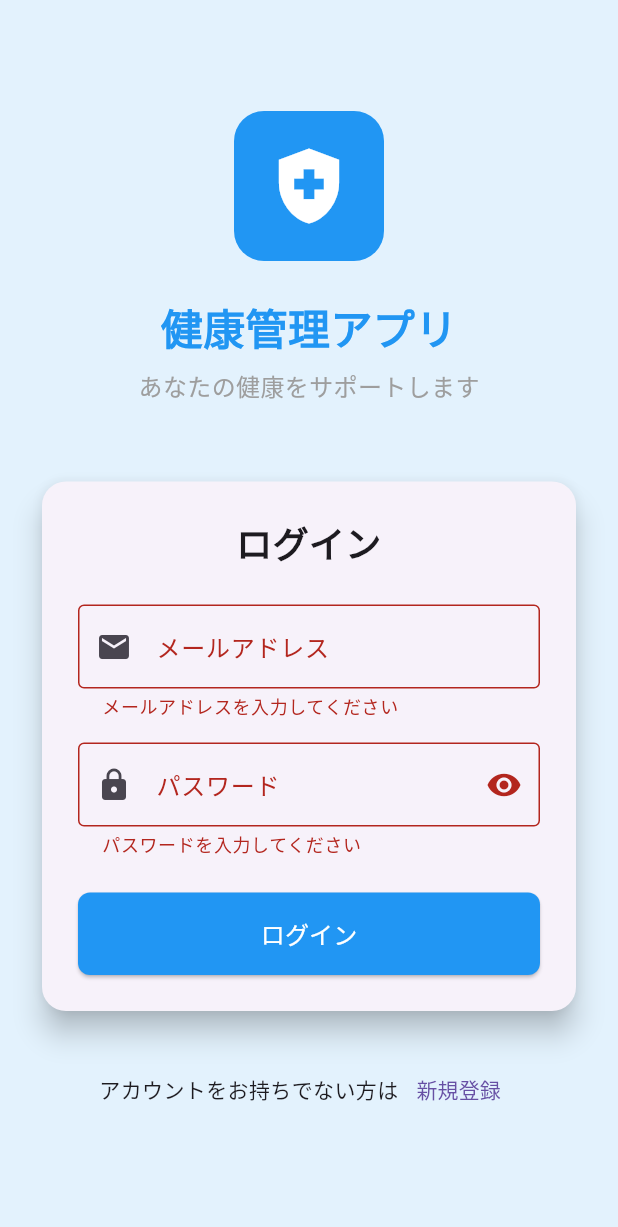
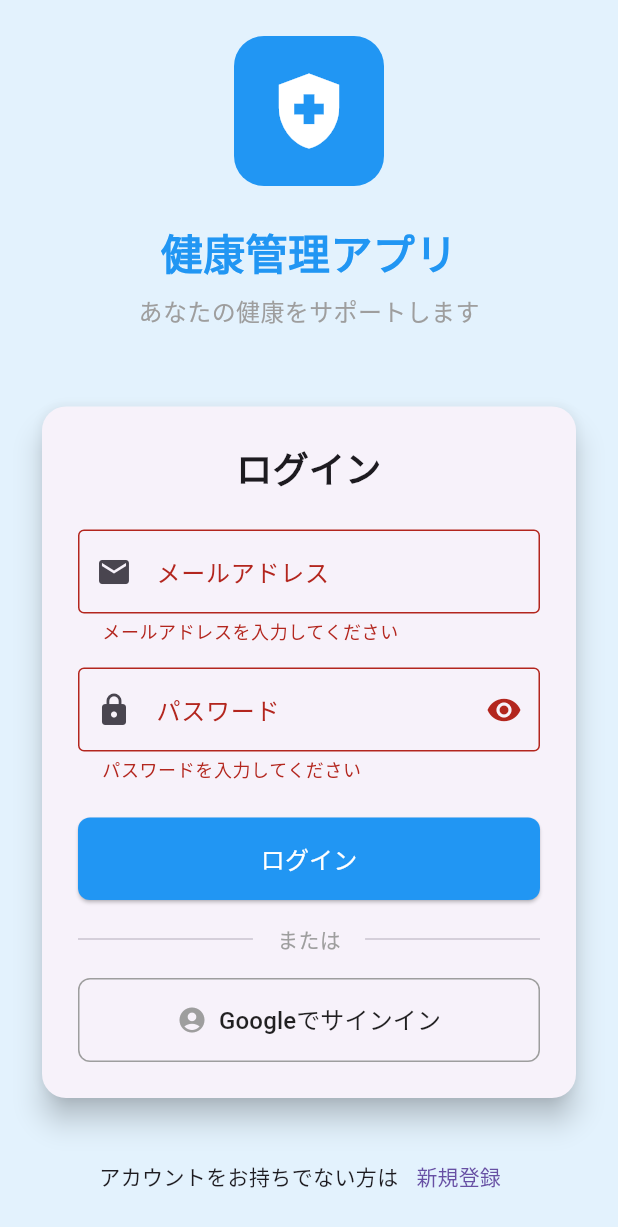
Before and after one commit to fukashin/helth_mobile, a Flutter app: the screen it shows after launch, after a tap on "ログイン", on a phone screen of 412 x 824 dp. Shown: the top 1227 px of the screen. Run offline on Flutter 3.47's test engine with Material 3 defaults, Android fonts, the phone set to English and light mode, and no system bars; our stand-ins replace font_awesome_flutter, google_sign_in, shared_preferences; network calls fail; Roboto replaces fonts that are missing (NotoSansJP).

Commit message:
add:google認証仮完成

```diff
--- a/lib/providers/auth_provider.dart
+++ b/lib/providers/auth_provider.dart
@@ -1,6 +1,8 @@
 import 'package:flutter/material.dart';
 import 'package:shared_preferences/shared_preferences.dart';
 import '../services/api_service.dart';
+import '../services/google_sign_in_service.dart';
+import 'package:google_sign_in/google_sign_in.dart';
 
 /// 認証状態管理プロバイダー
 ///
@@ -79,26 +81,60 @@ class AuthProvider with ChangeNotifier {
   ///
   /// SharedPreferencesから認証トークンを読み込み、
   /// トークンが存在する場合はユーザー情報も取得します。
+  /// また、Google Sign-Inのサイレントサインインも試行します。
   Future<void> _loadAuthState() async {
     try {
       _debugLog('認証状態読み込み開始');
       final prefs = await SharedPreferences.getInstance();
       _token = prefs.getString('auth_token');
       _userId = prefs.getInt('user_id');
+      final String? authProvider = prefs.getString('auth_provider');
+
       if (_token != null) {
         _isAuthenticated = true;
-        _debugLog('保存されたトークンを発見', details: 'ユーザー情報を取得します');
-        // ユーザー情報を取得
-        try {
-          await _loadUserInfo();
-        } catch (e) {
-          _debugLog('ユーザー情報取得エラー', error: e.toString(), details: 'トークンは保持したまま続行します');
-          // ユーザー情報取得に失敗しても、トークンがあれば認証状態を維持
-          _isAuthenticated = true;
+        _debugLog('保存されたトークンを発見', details: 'プロバイダー: $authProvider');
+
+        // 認証プロバイダーに応じて処理を分岐
+        if (authProvider == 'google') {
+          // Google Sign-Inの場合はサイレントサインインを試行
+          try {
+            final success = await signInWithGoogleSilently();
+            if (!success) {
+              _debugLog('Google サイレントサインイン失敗', details: '保存されたトークンを使用');
+              // サイレントサインインに失敗した場合は保存されたトークンを使用
+              _isAuthenticated = true;
+            }
+          } catch (e) {
+            _debugLog('Google サイレントサインインエラー', error: e.toString());
+            _isAuthenticated = true;
+          }
+        } else {
+          // 通常のログインの場合はAPIからユーザー情報を取得
+          try {
+            await _loadUserInfo();
+          } catch (e) {
+            _debugLog(
+              'ユーザー情報取得エラー',
+              error: e.toString(),
+              details: 'トークンは保持したまま続行します',
+            );
+            // ユーザー情報取得に失敗しても、トークンがあれば認証状態を維持
+            _isAuthenticated = true;
+          }
         }
       } else {
-        _debugLog('保存されたトークンなし', details: '未認証状態で開始');
+        // 保存されたトークンがない場合もGoogle Sign-Inのサイレントサインインを試行
+        _debugLog('保存されたトークンなし', details: 'Google サイレントサインインを試行');
+        try {
+          final success = await signInWithGoogleSilently();
+          if (!success) {
+            _debugLog('Google サイレントサインイン失敗', details: '未認証状態で開始');
+          }
+        } catch (e) {
+          _debugLog('Google サイレントサインインエラー', error: e.toString());
+        }
       }
+
       // 初期化完了フラグをセット
       _isInitialized = true;
       notifyListeners();
@@ -163,6 +199,7 @@ class AuthProvider with ChangeNotifier {
       // トークンとユーザーIDを保存
       final prefs = await SharedPreferences.getInstance();
       await prefs.setString('auth_token', _token!);
+      await prefs.setString('auth_provider', 'email');
       if (_userId != null) {
         await prefs.setInt('user_id', _userId!);
         _debugLog('ユーザーID保存', details: 'ユーザーID: $_userId');
@@ -212,6 +249,7 @@ class AuthProvider with ChangeNotifier {
         // トークンとユーザーIDを保存
         final prefs = await SharedPreferences.getInstance();
         await prefs.setString('auth_token', _token!);
+        await prefs.setString('auth_provider', 'email');
         if (_userId != null) {
           await prefs.setInt('user_id', _userId!);
           _debugLog('ユーザーID保存', details: 'ユーザーID: $_userId');
@@ -235,21 +273,145 @@ class AuthProvider with ChangeNotifier {
     }
   }
 
+  /// Google Sign-Inでログイン処理を行うメソッド
+  ///
+  /// Googleアカウントを使用してサインインします。
+  /// 成功時はtrueを、失敗時はfalseを返します。
+  Future<bool> signInWithGoogle() async {
+    _debugLog('Google Sign-In開始');
+    _isLoading = true;
+    notifyListeners();
+
+    try {
+      // Google Sign-Inを実行
+      final GoogleSignInAccount? googleUser =
+          await GoogleSignInService.signIn();
+
+      if (googleUser == null) {
+        _debugLog('Google Sign-In キャンセル', details: 'ユーザーがサインインをキャンセルしました');
+        _isLoading = false;
+        notifyListeners();
+        return false;
+      }
+
+      // IDトークンを取得
+      final String? idToken = await GoogleSignInService.getIdToken();
+
+      if (idToken == null) {
+        _debugLog('Google IDトークン取得失敗');
+        _isLoading = false;
+        notifyListeners();
+        return false;
+      }
+
+      // ここでサーバーにIDトークンを送信して認証を行う
+      // 現在はテスト実装として、Googleアカウント情報を直接使用
+      _token = idToken; // 実際の実装では、サーバーから取得したトークンを使用
+      _user = {
+        'id': googleUser.id,
+        'email': googleUser.email,
+        'name': googleUser.displayName ?? 'Unknown',
+        'photoUrl': googleUser.photoUrl,
+        'provider': 'google',
+      };
+      _userId = googleUser.id.hashCode; // 実際の実装では、サーバーから取得したユーザーIDを使用
+      _isAuthenticated = true;
+
+      // トークンとユーザーIDを保存
+      final prefs = await SharedPreferences.getInstance();
+      await prefs.setString('auth_token', _token!);
+      await prefs.setInt('user_id', _userId!);
+      await prefs.setString('auth_provider', 'google');
+
+      _isLoading = false;
+      notifyListeners();
+      _debugLog('Google Sign-In成功', details: 'ユーザー: ${googleUser.email}');
+      return true;
+    } catch (e) {
+      _isLoading = false;
+      notifyListeners();
+      _debugLog('Google Sign-Inエラー', error: e.toString());
+      return false;
+    }
+  }
+
+  /// サイレントGoogle Sign-Inを試行するメソッド
+  ///
+  /// 以前にGoogleでサインインしたことがある場合、
+  /// ユーザーの操作なしで自動的にサインインを試行します。
+  Future<bool> signInWithGoogleSilently() async {
+    _debugLog('Google サイレントサインイン開始');
+
+    try {
+      final GoogleSignInAccount? googleUser =
+          await GoogleSignInService.signInSilently();
+
+      if (googleUser == null) {
+        _debugLog('Google サイレントサインイン失敗', details: '以前のサインイン情報なし');
+        return false;
+      }
+
+      // IDトークンを取得
+      final String? idToken = await GoogleSignInService.getIdToken();
+
+      if (idToken == null) {
+        _debugLog('Google IDトークン取得失敗（サイレント）');
+        return false;
+      }
+
+      // 認証状態を設定
+      _token = idToken;
+      _user = {
+        'id': googleUser.id,
+        'email': googleUser.email,
+        'name': googleUser.displayName ?? 'Unknown',
+        'photoUrl': googleUser.photoUrl,
+        'provider': 'google',
+      };
+      _userId = googleUser.id.hashCode;
+      _isAuthenticated = true;
+
+      // トークンとユーザーIDを保存
+      final prefs = await SharedPreferences.getInstance();
+      await prefs.setString('auth_token', _token!);
+      await prefs.setInt('user_id', _userId!);
+      await prefs.setString('auth_provider', 'google');
+
+      notifyListeners();
+      _debugLog('Google サイレントサインイン成功', details: 'ユーザー: ${googleUser.email}');
+      return true;
+    } catch (e) {
+      _debugLog('Google サイレントサインインエラー', error: e.toString());
+      return false;
+    }
+  }
+
   /// ログアウト処理を行うメソッド
   ///
   /// 認証状態をクリアし、保存されたトークンを削除します。
+  /// Google Sign-Inの場合はGoogleからもサインアウトします。
   Future<void> logout() async {
     _debugLog('ログアウト開始');
     try {
+      // 保存された認証プロバイダーを確認
+      final prefs = await SharedPreferences.getInstance();
+      final String? authProvider = prefs.getString('auth_provider');
+
+      // Google Sign-Inの場合はGoogleからもサインアウト
+      if (authProvider == 'google') {
+        await GoogleSignInService.signOut();
+        _debugLog('Google Sign-Outも実行');
+      }
+
       _isAuthenticated = false;
       _token = null;
       _user = null;
       _userId = null;
 
       // 保存されたトークンとユーザーIDを削除
-      final prefs = await SharedPreferences.getInstance();
       await prefs.remove('auth_token');
       await prefs.remove('user_id');
+      await prefs.remove('auth_provider');
 
       notifyListeners();
       _debugLog('ログアウト完了', details: 'トークン、ユーザー情報、ユーザーIDを削除しました');
@@ -258,4 +420,15 @@ class AuthProvider with ChangeNotifier {
       notifyListeners();
     }
   }
+
+  /// 現在の認証プロバイダーを取得
+  ///
+  /// 'email' または 'google' を返します。
+  Future<String?> getAuthProvider() async {
+    final prefs = await SharedPreferences.getInstance();
+    return prefs.getString('auth_provider');
+  }
+
+  /// Google Sign-Inでサインインしているかどうかを確認
+  bool get isGoogleSignedIn => GoogleSignInService.isSignedIn;
 }
--- a/lib/screens/login_screen.dart
+++ b/lib/screens/login_screen.dart
@@ -43,6 +43,21 @@ class _LoginScreenState extends State<LoginScreen> {
     }
   }
 
+  Future<void> _signInWithGoogle() async {
+    final authProvider = Provider.of<AuthProvider>(context, listen: false);
+
+    final success = await authProvider.signInWithGoogle();
+
+    if (!success && mounted) {
+      ScaffoldMessenger.of(context).showSnackBar(
+        const SnackBar(
+          content: Text('Googleサインインに失敗しました。もう一度お試しください。'),
+          backgroundColor: Colors.red,
+        ),
+      );
+    }
+  }
+
   @override
   Widget build(BuildContext context) {
     return Scaffold(
@@ -79,10 +94,7 @@ class _LoginScreenState extends State<LoginScreen> {
                 const SizedBox(height: 8),
                 const Text(
                   'あなたの健康をサポートします',
-                  style: TextStyle(
-                    fontSize: 16,
-                    color: Colors.grey,
-                  ),
+                  style: TextStyle(fontSize: 16, color: Colors.grey),
                 ),
                 const SizedBox(height: 48),
 
@@ -167,9 +179,13 @@ class _LoginScreenState extends State<LoginScreen> {
                           Consumer<AuthProvider>(
                             builder: (context, authProvider, child) {
                               return ElevatedButton(
-                                onPressed: authProvider.isLoading ? null : _login,
+                                onPressed: authProvider.isLoading
+                                    ? null
+                                    : _login,
                                 style: ElevatedButton.styleFrom(
-                                  padding: const EdgeInsets.symmetric(vertical: 16),
+                                  padding: const EdgeInsets.symmetric(
+                                    vertical: 16,
+                                  ),
                                   shape: RoundedRectangleBorder(
                                     borderRadius: BorderRadius.circular(8),
                                   ),
@@ -180,13 +196,81 @@ class _LoginScreenState extends State<LoginScreen> {
                                         width: 20,
                                         child: CircularProgressIndicator(
                                           strokeWidth: 2,
-                                          valueColor: AlwaysStoppedAnimation<Color>(Colors.white),
+                                          valueColor:
+                                              AlwaysStoppedAnimation<Color>(
+                                                Colors.white,
+                                              ),
                                         ),
                                       )
                                     : const Text(
                                         'ログイン',
                                         style: TextStyle(fontSize: 16),
                                       ),
+                              );
+                            },
+                          ),
+                          const SizedBox(height: 16),
+
+                          // 区切り線
+                          const Row(
+                            children: [
+                              Expanded(child: Divider()),
+                              Padding(
+                                padding: EdgeInsets.symmetric(horizontal: 16),
+                                child: Text(
+                                  'または',
+                                  style: TextStyle(color: Colors.grey),
+                                ),
+                              ),
+                              Expanded(child: Divider()),
+                            ],
+                          ),
+                          const SizedBox(height: 16),
+
+                          // Google Sign-Inボタン
+                          Consumer<AuthProvider>(
+                            builder: (context, authProvider, child) {
+                              return OutlinedButton.icon(
+                                onPressed: authProvider.isLoading
+                                    ? null
+                                    : _signInWithGoogle,
+                                style: OutlinedButton.styleFrom(
+                                  padding: const EdgeInsets.symmetric(
+                                    vertical: 16,
+                                  ),
+                                  shape: RoundedRectangleBorder(
+                                    borderRadius: BorderRadius.circular(8),
+                                  ),
+                                  side: const BorderSide(color: Colors.grey),
+                                ),
+                                icon: authProvider.isLoading
+                                    ? const SizedBox(
+                                        height: 20,
+                                        width: 20,
+                                        child: CircularProgressIndicator(
+                                          strokeWidth: 2,
+                                        ),
+                                      )
+                                    : Image.network(
+                                        'https://developers.google.com/identity/images/g-logo.png',
+                                        height: 20,
+                                        width: 20,
+                                        errorBuilder:
+                                            (context, error, stackTrace) {
+                                              return const Icon(
+                                                Icons.account_circle,
+                                                size: 20,
+                                                color: Colors.grey,
+                                              );
+                                            },
+                                      ),
+                                label: const Text(
+                                  'Googleでサインイン',
+                                  style: TextStyle(
+                                    fontSize: 16,
+                                    color: Colors.black87,
+                                  ),
+                                ),
                               );
                             },
                           ),
--- /dev/null
+++ b/lib/services/google_sign_in_service.dart
@@ -0,0 +1,152 @@
+import 'package:google_sign_in/google_sign_in.dart';
+import 'package:flutter/foundation.dart';
+
+/// Google Sign-Inサービス
+///
+/// Googleアカウントを使用したSSO認証機能を提供します。
+/// サインイン、サインアウト、現在のユーザー情報取得などの機能があります。
+class GoogleSignInService {
+  /// Google Sign-Inのインスタンス
+  static final GoogleSignIn _googleSignIn = GoogleSignIn(
+    // 必要に応じてスコープを追加
+    scopes: ['email', 'profile'],
+  );
+
+  /// 現在のGoogleアカウントユーザーを取得
+  static GoogleSignInAccount? get currentUser => _googleSignIn.currentUser;
+
+  /// Googleアカウントでサインインを実行
+  ///
+  /// 成功時は[GoogleSignInAccount]を返し、失敗時はnullを返します。
+  /// キャンセルされた場合もnullを返します。
+  static Future<GoogleSignInAccount?> signIn() async {
+    try {
+      debugPrint('Google Sign-In開始');
+      final GoogleSignInAccount? account = await _googleSignIn.signIn();
+
+      if (account != null) {
+        debugPrint('Google Sign-In成功: ${account.email}');
+        return account;
+      } else {
+        debugPrint('Google Sign-Inがキャンセルされました');
+        return null;
+      }
+    } catch (error) {
+      debugPrint('Google Sign-Inエラー: $error');
+      return null;
+    }
+  }
+
+  /// Googleアカウントからサインアウト
+  ///
+  /// ローカルの認証状態をクリアします。
+  static Future<void> signOut() async {
+    try {
+      debugPrint('Google Sign-Out開始');
+      await _googleSignIn.signOut();
+      debugPrint('Google Sign-Out完了');
+    } catch (error) {
+      debugPrint('Google Sign-Outエラー: $error');
+    }
+  }
+
+  /// Googleアカウントとの接続を完全に切断
+  ///
+  /// アプリとGoogleアカウントの連携を完全に解除します。
+  static Future<void> disconnect() async {
+    try {
+      debugPrint('Google接続切断開始');
+      await _googleSignIn.disconnect();
+      debugPrint('Google接続切断完了');
+    } catch (error) {
+      debugPrint('Google接続切断エラー: $error');
+    }
+  }
+
+  /// 現在のユーザーのIDトークンを取得
+  ///
+  /// サーバー側での認証に使用するIDトークンを取得します。
+  /// ユーザーがサインインしていない場合はnullを返します。
+  static Future<String?> getIdToken() async {
+    try {
+      final GoogleSignInAccount? account = _googleSignIn.currentUser;
+      if (account == null) {
+        debugPrint('Google Sign-In: ユーザーがサインインしていません');
+        return null;
+      }
+
+      final GoogleSignInAuthentication auth = await account.authentication;
+      debugPrint('Google IDトークン取得成功');
+      return auth.idToken;
+    } catch (error) {
+      debugPrint('Google IDトークン取得エラー: $error');
+      return null;
+    }
+  }
+
+  /// 現在のユーザーのアクセストークンを取得
+  ///
+  /// Google APIへのアクセスに使用するアクセストークンを取得します。
+  /// ユーザーがサインインしていない場合はnullを返します。
+  static Future<String?> getAccessToken() async {
+    try {
+      final GoogleSignInAccount? account = _googleSignIn.currentUser;
+      if (account == null) {
+        debugPrint('Google Sign-In: ユーザーがサインインしていません');
+        return null;
+      }
+
+      final GoogleSignInAuthentication auth = await account.authentication;
+      debugPrint('Google アクセストークン取得成功');
+      return auth.accessToken;
+    } catch (error) {
+      debugPrint('Google アクセストークン取得エラー: $error');
+      return null;
+    }
+  }
+
+  /// サイレントサインイン（自動サインイン）を試行
+  ///
+  /// 以前にサインインしたことがある場合、ユーザーの操作なしで
+  /// 自動的にサインインを試行します。
+  static Future<GoogleSignInAccount?> signInSilently() async {
+    try {
+      debugPrint('Google サイレントサインイン開始');
+      final GoogleSignInAccount? account = await _googleSignIn.signInSilently();
+
+      if (account != null) {
+        debugPrint('Google サイレントサインイン成功: ${account.email}');
+        return account;
+      } else {
+        debugPrint('Google サイレントサインイン: 以前のサインイン情報なし');
+        return null;
+      }
+    } catch (error) {
+      debugPrint('Google サイレントサインインエラー: $error');
+      return null;
+    }
+  }
+
+  /// 現在のサインイン状態を確認
+  ///
+  /// ユーザーがGoogleアカウントでサインインしているかどうかを返します。
+  static bool get isSignedIn => _googleSignIn.currentUser != null;
+
+  /// ユーザー情報を取得
+  ///
+  /// 現在サインインしているGoogleアカウントのユーザー情報を
+  /// Map形式で返します。サインインしていない場合はnullを返します。
+  static Map<String, dynamic>? getUserInfo() {
+    final GoogleSignInAccount? account = _googleSignIn.currentUser;
+    if (account == null) {
+      return null;
+    }
+
+    return {
+      'id': account.id,
+      'email': account.email,
+      'displayName': account.displayName,
+      'photoUrl': account.photoUrl,
+    };
+  }
+}
--- a/pubspec.yaml
+++ b/pubspec.yaml
@@ -56,6 +56,9 @@ dependencies:
   # アイコン用
   font_awesome_flutter: ^10.6.0
 
+  # Google Sign-In用
+  google_sign_in: ^6.1.5
+
 dev_dependencies:
   flutter_test:
     sdk: flutter
```
Also changed, not shown: pubspec.lock, 4 other files.
